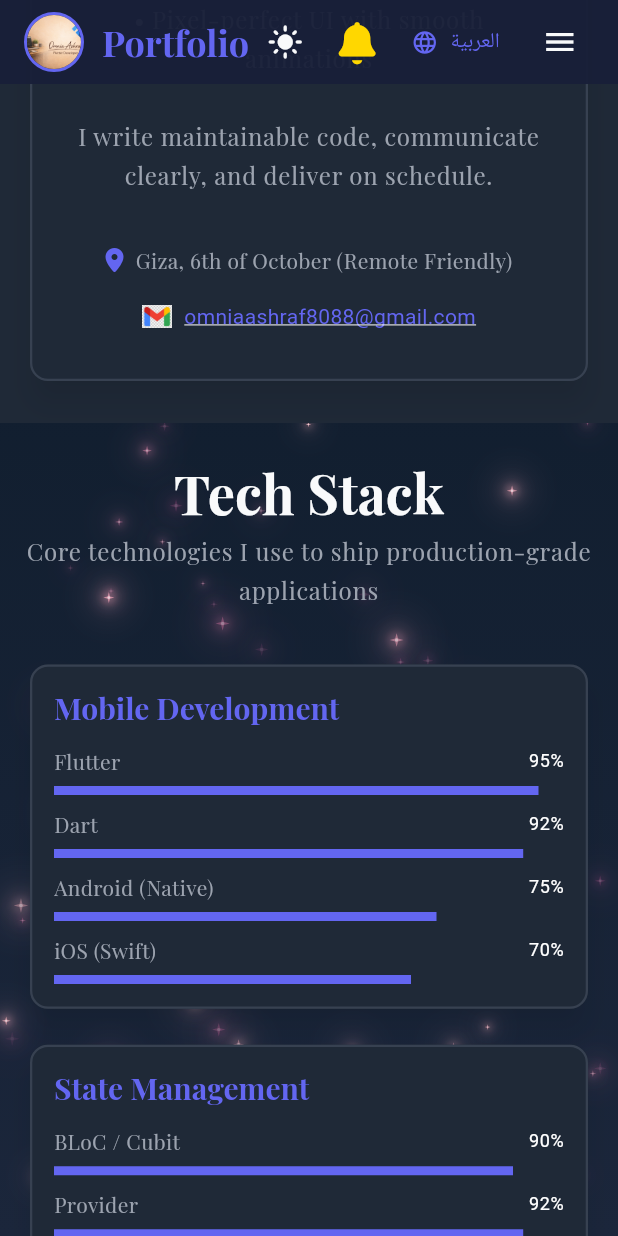
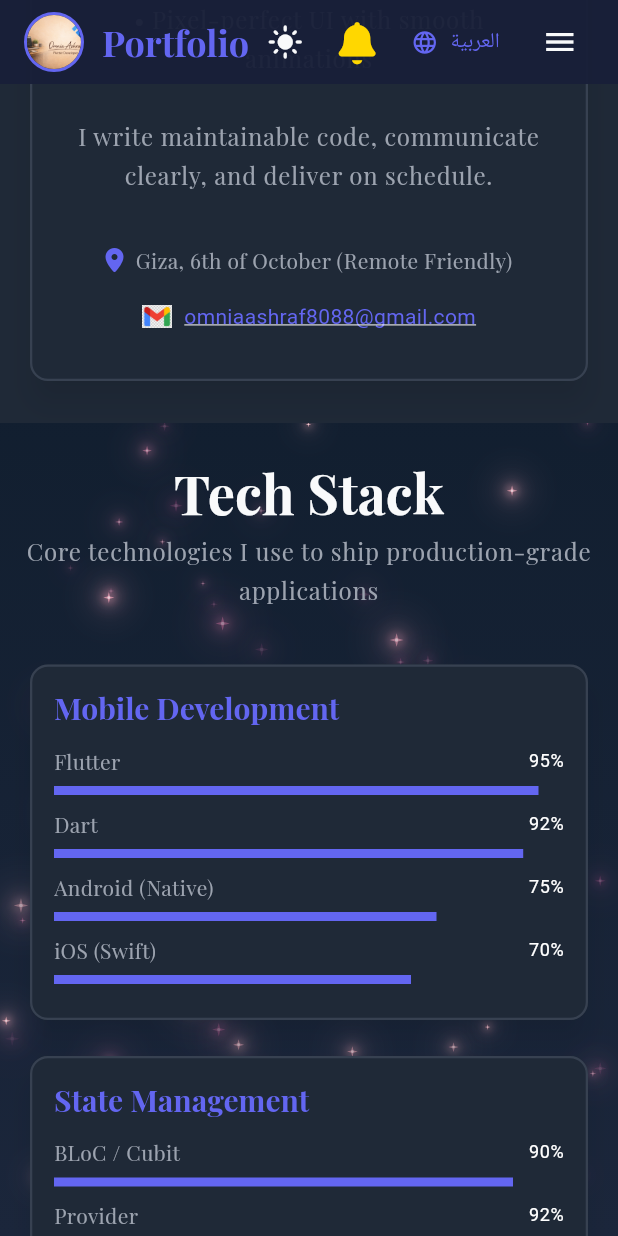
Before and after one commit to omniaashraf8088/OmniaAshraf-Portofrioo, a Flutter app: the screen it shows after launch, scrolled down 1728 dp, on a phone screen of 412 x 824 dp. Run offline on Flutter 3.47's test engine with Material 3 defaults, Android fonts, the phone set to English and light mode, and no system bars; our stand-ins replace flutter_screenutil, font_awesome_flutter, shared_preferences; network calls fail; project files that could hold a hidden picture were left out.

Commit message:
fix: replace GridView with Wrap in skills section to eliminate massive bottom space

```diff
--- a/lib/features/presentation/widgets/skills_section.dart
+++ b/lib/features/presentation/widgets/skills_section.dart
@@ -49,25 +49,27 @@ class SkillsSection extends StatelessWidget {
                 textAlign: TextAlign.center,
               ),
               const SizedBox(height: 32),
-              GridView.builder(
-                shrinkWrap: true,
-                physics: const NeverScrollableScrollPhysics(),
-                gridDelegate: SliverGridDelegateWithFixedCrossAxisCount(
-                  crossAxisCount: Responsive.isMobile(context) ? 1 : 2,
-                  childAspectRatio: Responsive.isMobile(context) ? 1.6 : 1.4,
-                  crossAxisSpacing: 16,
-                  mainAxisSpacing: 16,
-                ),
-                itemCount: groupedSkills.length,
-                itemBuilder: (context, index) {
-                  final category = groupedSkills.keys.elementAt(index);
-                  final categorySkills = groupedSkills[category]!;
+              LayoutBuilder(
+                builder: (context, constraints) {
+                  final crossAxisCount = Responsive.isMobile(context) ? 1 : 2;
+                  const spacing = 16.0;
+                  final cardWidth = (constraints.maxWidth - (spacing * (crossAxisCount - 1))) / crossAxisCount;
 
-                  return Card(
+                  return Wrap(
+                    spacing: spacing,
+                    runSpacing: spacing,
+                    children: groupedSkills.entries.map((entry) {
+                      final category = entry.key;
+                      final categorySkills = entry.value;
+
+                      return SizedBox(
+                        width: cardWidth,
+                        child: Card(
                           child: Padding(
                             padding: const EdgeInsets.all(16),
                             child: Column(
                               crossAxisAlignment: CrossAxisAlignment.start,
+                              mainAxisSize: MainAxisSize.min,
                               children: [
                                 Text(
                                   category,
@@ -79,10 +81,11 @@ class SkillsSection extends StatelessWidget {
                                       ),
                                 ),
                                 const SizedBox(height: 12),
-                          Expanded(
-                            child: ScrollConfiguration(
+                                ScrollConfiguration(
                                   behavior: ScrollConfiguration.of(context).copyWith(scrollbars: false),
                                   child: ListView.builder(
+                                    shrinkWrap: true,
+                                    physics: const NeverScrollableScrollPhysics(),
                                     itemCount: categorySkills.length,
                                     itemBuilder: (context, skillIndex) {
                                       final skill = categorySkills[skillIndex];
@@ -138,10 +141,12 @@ class SkillsSection extends StatelessWidget {
                                     },
                                   ),
                                 ),
-                          ),
                               ],
                             ),
                           ),
+                        ),
+                      );
+                    }).toList(),
                   );
                 },
               ),
```
Lines whose indentation alone changed are shown as unchanged.
